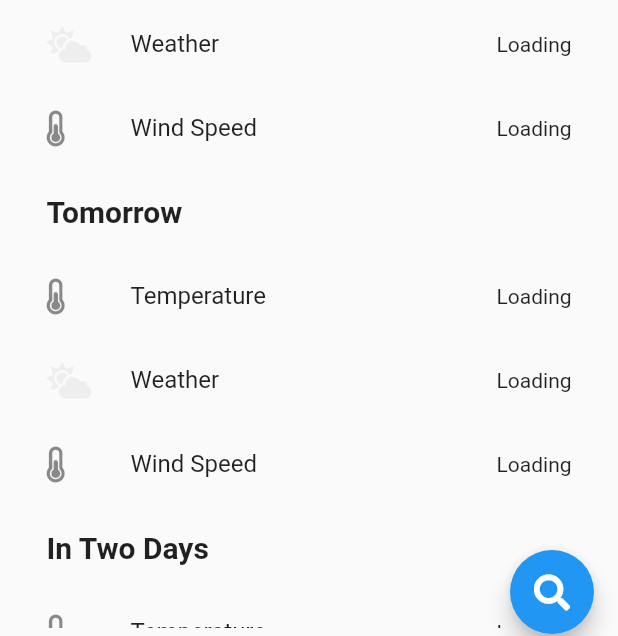
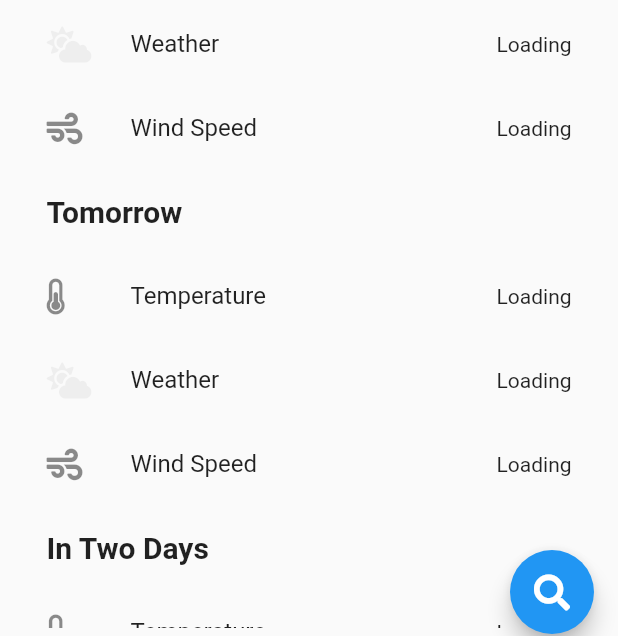
Before and after one commit to maxymmrn/weather, a Flutter app: the screen it shows after launch, on a phone screen of 412 x 824 dp. Shown: the part 578-1214 px from the top of the screen. Run offline on Flutter 3.47's test engine with Material 2 defaults, Android fonts, the phone set to English and light mode, and no system bars; our stand-ins replace font_awesome_flutter; network calls fail.

Commit message:
changed icon in windSpeedTile

```diff
--- a/lib/page/element/wind_speed_tile.dart
+++ b/lib/page/element/wind_speed_tile.dart
@@ -11,9 +11,9 @@ class WindSpeedTile extends StatelessWidget {
   @override
   Widget build(BuildContext context) {
     return ListTile(
-      leading: FaIcon(FontAwesomeIcons.thermometerHalf),
+      leading: FaIcon(FontAwesomeIcons.wind),
       title: Text("Wind Speed"),
-      trailing: Text(day != null ? "${day.windSpeed}" : "Loading"),
+      trailing: Text(day != null ? "${day.windSpeed} m/s" : "Loading"),
     );
   }
 
```
